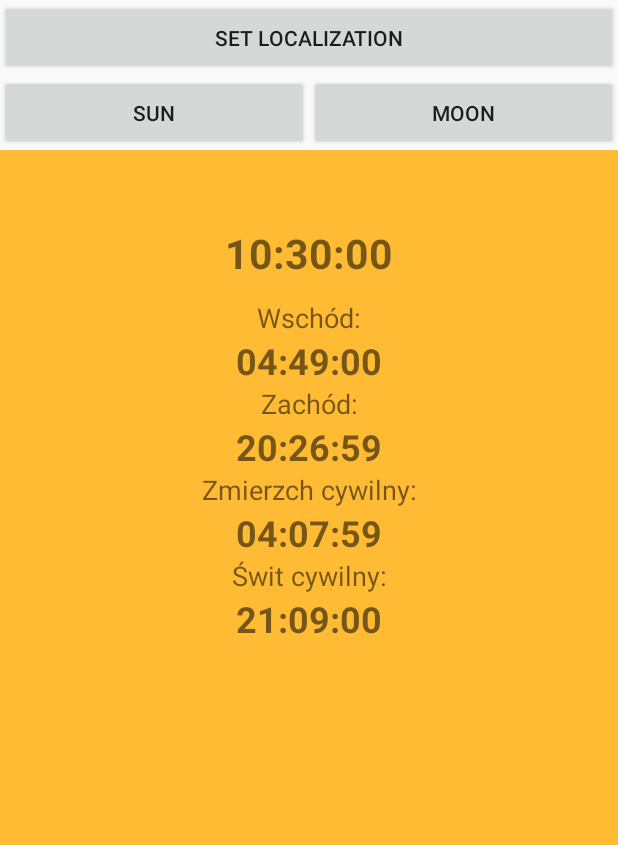
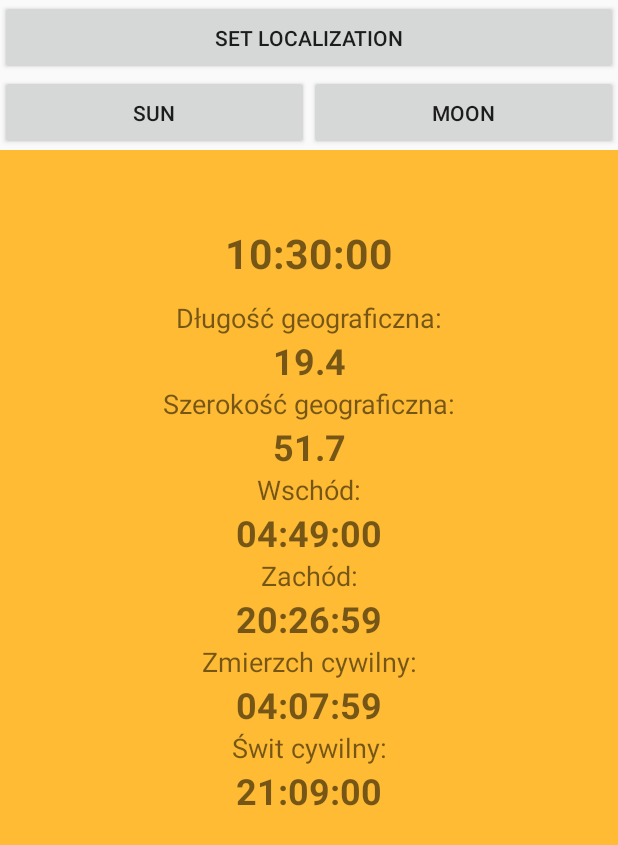
Before and after one commit to mkarpacka/AstroApp, an Android app: the first screen one second after launch (MainActivity), on a phone screen of 412 x 824 dp. Shown: the top 845 px of the screen. Run offline under Robolectric (Android 15) with nearby library versions, the phone set to English and light mode, and no system bars.

Commit message:
fully working coordinates change in fragments

```diff
--- a/app/src/main/java/com/example/astroapp/InputFragment.java
+++ b/app/src/main/java/com/example/astroapp/InputFragment.java
@@ -91,7 +91,8 @@ public class InputFragment extends DialogFragment {
             public void onClick(View v) {
                 Log.i("hej", "clicked");
                 InputFragmentListener listener = (InputFragmentListener) getActivity();
-                listener.onFinishEditDialog(mEditText.getText().toString());
+                listener.onFinishEditDialog(mEditText.getText().toString(), mEditText2.getText().toString());
+                listener.onFinish(mEditText.getText().toString(), mEditText2.getText().toString());
                 dismiss();
             }
         });
@@ -121,7 +122,8 @@ public class InputFragment extends DialogFragment {
 
 
     public interface InputFragmentListener {
-        void onFinishEditDialog(String inputText);
+        void onFinishEditDialog(String inputText, String inputText2);
+        void onFinish(String inputText, String inputText2);
     }
 
 
--- a/app/src/main/java/com/example/astroapp/MoonFragment.java
+++ b/app/src/main/java/com/example/astroapp/MoonFragment.java
@@ -74,8 +74,8 @@ public class MoonFragment extends Fragment {
     }
 
     public void setCoordinatesLatitudeText(String s){
-        longitude = Double.parseDouble(s);
-        Log.i("hej", Double.toString(longitude));
+        latitude = Double.parseDouble(s);
+        Log.i("hej", Double.toString(latitude));
         if(latitudeText != null) {
             latitudeText.setText(s);
         }
--- a/app/src/main/java/com/example/astroapp/SunFragment.java
+++ b/app/src/main/java/com/example/astroapp/SunFragment.java
@@ -6,6 +6,7 @@ import android.content.DialogInterface;
 import android.net.Uri;
 import android.os.Bundle;
 import android.support.v4.app.Fragment;
+import android.util.Log;
 import android.view.LayoutInflater;
 import android.view.View;
 import android.view.ViewGroup;
@@ -43,9 +44,13 @@ public class SunFragment extends Fragment {
     private TextView sunsetText;
     private TextView twilightMorningText;
     private TextView twilightEveningText;
+    private TextView latitudeText;
+    private TextView longitudeText;
     private View view;
     private String formattedDate;
 
+    double latitude = 51.7;
+    double longitude = 19.4;
 
     public SunFragment() {
         // Required empty public constructor
@@ -57,11 +62,33 @@ public class SunFragment extends Fragment {
         fc.replaceFragment(fr);
     }
 
+    private String holder = "";
+    public void setCoordinatesLongitude(String s){
+        longitude = Double.parseDouble(s);
+        Log.i("hej", Double.toString(longitude));
+        if(longitudeText != null){
+            longitudeText.setText(s);
+        }
+    }
+
+    public void setCoordinatesLatitudeText(String s){
+        latitude = Double.parseDouble(s);
+        Log.i("hej", Double.toString(latitude));
+        if(latitudeText != null) {
+            latitudeText.setText(s);
+        }
+    }
+
     @Override
     public View onCreateView(LayoutInflater inflater, ViewGroup container,
                              Bundle savedInstanceState) {
         view = inflater.inflate(R.layout.fragment_sun, container,
                 false);
+        latitudeText = (TextView) view.findViewById(R.id.latitude);
+        latitudeText.setText(Double.toString(latitude));
+
+        longitudeText = (TextView) view.findViewById(R.id.longitude);
+        longitudeText.setText(Double.toString(longitude));
 
         startTimeThread();
         sampleAstroInfo();
@@ -82,8 +109,6 @@ public class SunFragment extends Fragment {
         String [] splitedDate = splitDate();
         String [] splitedTime = splitTime();
 
-        double latitude = 51.7;
-        double longitude = 19.4;
 
         AstroCalculator.Location astroLoc = new AstroCalculator.Location(latitude, longitude);
 
@@ -153,11 +178,6 @@ public class SunFragment extends Fragment {
 
         String [] separateDateTime = splitDateTime(formattedDate);
         String [] separateHourMinSec = separateDateTime[1].split(":");
-
-//        for(int i=0; i<separateHourMinSec.length; i++){
-//            Log.i("hej", separateHourMinSec[i]);
-//        }
-
 
         return separateHourMinSec;
     }
--- a/app/src/main/res/layout/fragment_sun.xml
+++ b/app/src/main/res/layout/fragment_sun.xml
@@ -24,6 +24,39 @@
     <Space
         android:layout_width="wrap_content"
         android:layout_height="12dp" />
+
+    <TextView
+        android:id="@+id/textView1"
+        android:layout_width="match_parent"
+        android:layout_height="wrap_content"
+        android:text="Długość geograficzna:"
+        android:textAlignment="center"
+        android:textSize="18sp" />
+
+    <TextView
+        android:id="@+id/longitude"
+        android:layout_width="match_parent"
+        android:layout_height="wrap_content"
+        android:text="TextView"
+        android:textAlignment="center"
+        android:textSize="24sp"
+        android:textStyle="bold" />
+    <TextView
+        android:id="@+id/textView11"
+        android:layout_width="match_parent"
+        android:layout_height="wrap_content"
+        android:text="Szerokość geograficzna:"
+        android:textAlignment="center"
+        android:textSize="18sp" />
+
+    <TextView
+        android:id="@+id/latitude"
+        android:layout_width="match_parent"
+        android:layout_height="wrap_content"
+        android:text="TextView"
+        android:textAlignment="center"
+        android:textSize="24sp"
+        android:textStyle="bold" />
 
     <TextView
         android:id="@+id/textView2"
```
Also changed, not shown: app/src/main/java/com/example/astroapp/MainActivity.java (+17 -7 lines).
